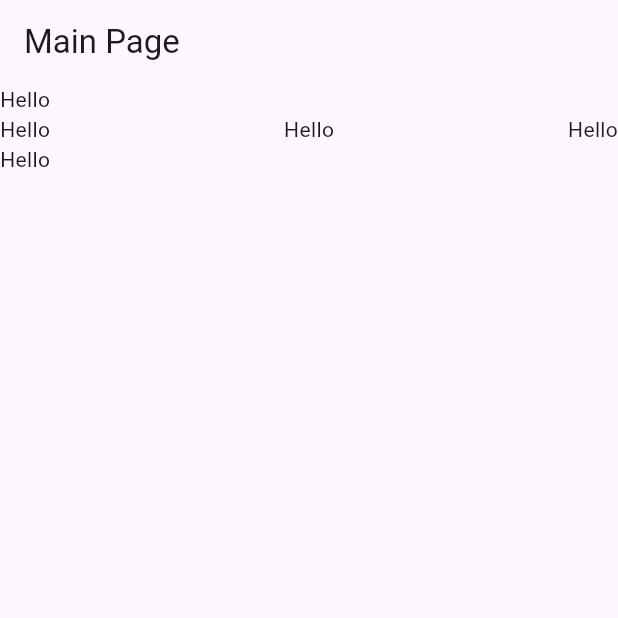
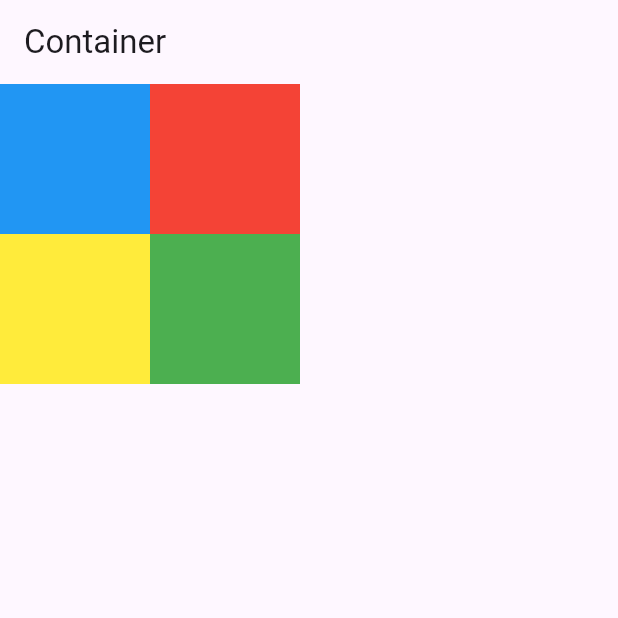
Before and after one commit to RizkyArdiansyahhh/learn-flutter, a Flutter app: the screen it shows after launch, on a phone screen of 412 x 824 dp, the top half of it. Run offline on Flutter 3.47's test engine with Material 3 defaults, Android fonts, the phone set to English and light mode, and no system bars.

Commit message:
day 2 -> container

```diff
--- a/lib/main_page.dart
+++ b/lib/main_page.dart
@@ -7,23 +7,37 @@ class MainPage extends StatelessWidget {
   Widget build(BuildContext context) {
     return Scaffold(
         appBar: AppBar(
-          title: Text("Main Page"),
+          title: Text("Container"),
         ),
-        body: const Column(
-          mainAxisAlignment: MainAxisAlignment.start,
-          crossAxisAlignment: CrossAxisAlignment.start,
-          children: [
-            Text("Hello"),
-            const Row(
-              mainAxisAlignment: MainAxisAlignment.spaceBetween,
-              children: [
-                Text("Hello"),
-                Text("Hello"),
-                Text("Hello"),
-              ],
-            ),
-            Text("Hello"),
-          ],
-        ));
+        body: Column(children: [
+          Row(
+            children: [
+              Container(
+                width: 100,
+                height: 100,
+                color: Colors.blue,
+              ),
+              Container(
+                width: 100,
+                height: 100,
+                color: Colors.red,
+              )
+            ],
+          ),
+          Row(
+            children: [
+              Container(
+                width: 100,
+                height: 100,
+                color: Colors.yellow,
+              ),
+              Container(
+                width: 100,
+                height: 100,
+                color: Colors.green,
+              )
+            ],
+          )
+        ]));
   }
 }
```
